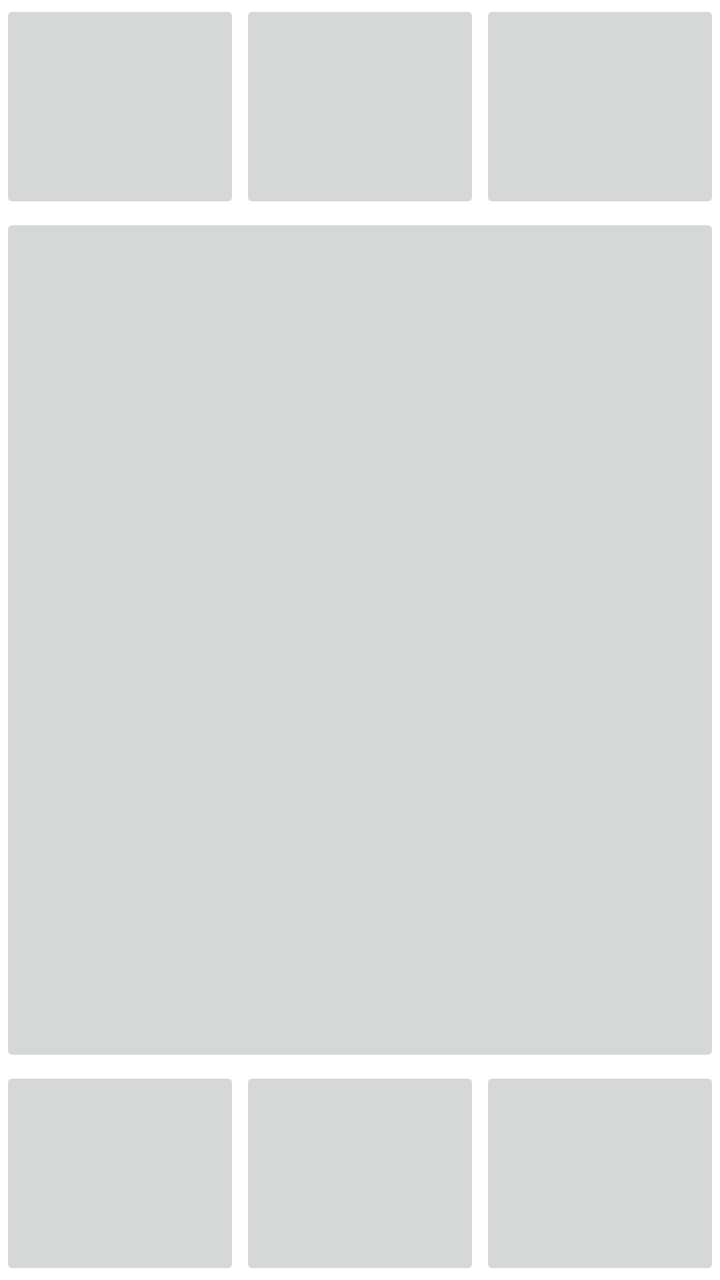
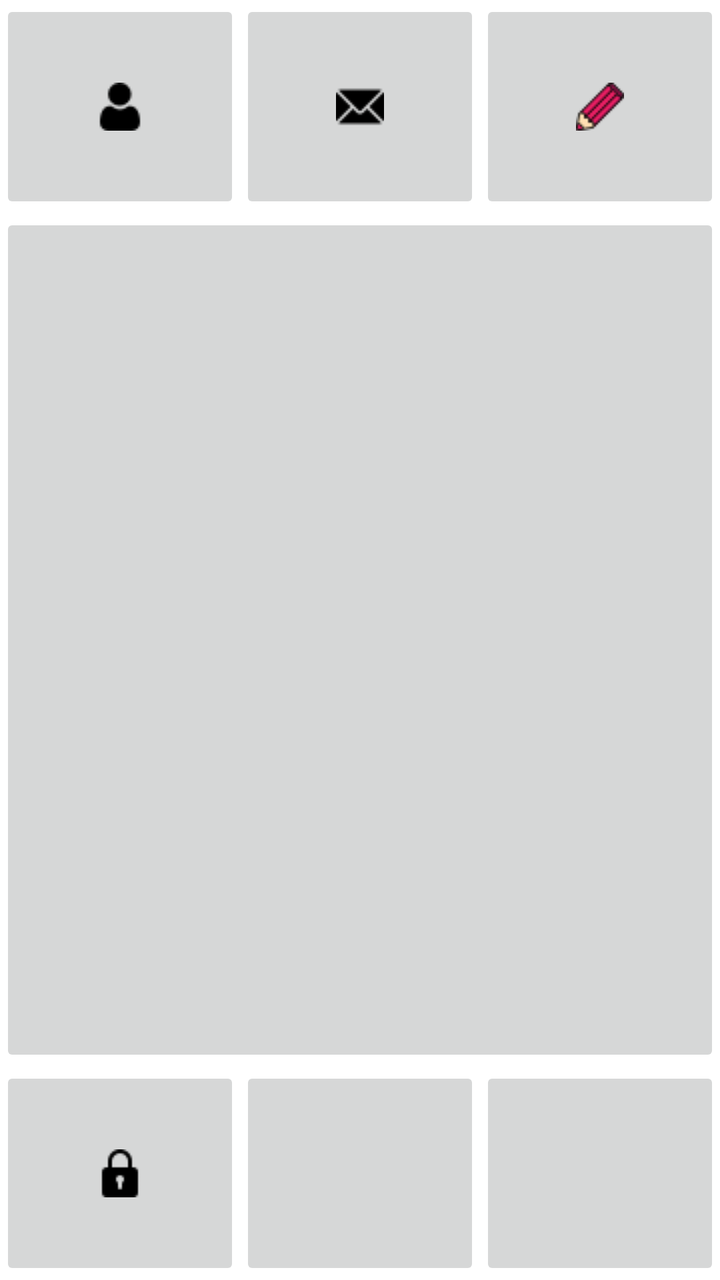

The first picture is an Android layout as it rendered before a commit; the second is the same layout after the commit. The layout source and the unified diff follow.
<!-- AndroidManifest.xml: application theme Theme.HMT_26_Android -->
<!-- res/layout/activity_linear_layout_demo.xml -->
<?xml version="1.0" encoding="utf-8"?>
<RelativeLayout xmlns:android="http://schemas.android.com/apk/res/android"
    xmlns:app="http://schemas.android.com/apk/res-auto"
    xmlns:tools="http://schemas.android.com/tools"
    android:id="@+id/main"
    android:layout_width="match_parent"
    android:layout_height="match_parent"
    tools:context=".LinearLayoutDemoActivity">



    <LinearLayout
        android:layout_width="match_parent"
        android:layout_height="match_parent"
        android:orientation="vertical"
        >


            <LinearLayout
                android:layout_width="match_parent"
                android:layout_height="0dp"
                android:layout_weight="1"
                android:orientation="horizontal"
                >
                    <ImageButton
                        android:layout_width="0dp"
                        android:layout_height="match_parent"
                        android:layout_weight="1"
                        />

                <ImageButton
                    android:layout_width="0dp"
                    android:layout_height="match_parent"
                    android:layout_weight="1"

                    />

                <ImageButton
                    android:layout_width="0dp"
                    android:layout_height="match_parent"
                    android:layout_weight="1"

                    />

            </LinearLayout>




        <ImageButton
            android:layout_width="match_parent"
            android:layout_height="0dp"
            android:layout_weight="4"

            />


        <LinearLayout
            android:layout_width="match_parent"
            android:layout_height="0dp"
            android:layout_weight="1"
            android:orientation="horizontal"
            >
            <ImageButton
                android:layout_width="0dp"
                android:layout_height="match_parent"
                android:layout_weight="1"
                />

            <ImageButton
                android:layout_width="0dp"
                android:layout_height="match_parent"
                android:layout_weight="1"
                />

            <ImageButton
                android:layout_width="0dp"
                android:layout_height="match_parent"
                android:layout_weight="1"
                />

        </LinearLayout>



    </LinearLayout>








</RelativeLayout>
<!-- resources referenced by this layout -->
<resources>
  <style name="Theme.HMT_26_Android" parent="Theme.MaterialComponents.DayNight.NoActionBar">
          
          <item name="colorPrimary">@color/purple_500</item>
          <item name="colorPrimaryVariant">@color/purple_700</item>
          <item name="colorOnPrimary">@color/white</item>
          
          <item name="colorSecondary">@color/teal_200</item>
          <item name="colorSecondaryVariant">@color/teal_700</item>
          <item name="colorOnSecondary">@color/black</item>
          
          <item name="android:statusBarColor">?attr/colorPrimaryVariant</item>
          
      </style>
  <color name="purple_500">#FF6200EE</color>
  <color name="purple_700">#FF3700B3</color>
  <color name="white">#FFFFFFFF</color>
  <color name="teal_200">#FF03DAC5</color>
  <color name="teal_700">#FF018786</color>
  <color name="black">#FF000000</color>
</resources>

<!-- the commit's change to res/layout/activity_linear_layout_demo.xml (unified diff, before → after) -->
@@ -26,12 +26,14 @@
                         android:layout_width="0dp"
                         android:layout_height="match_parent"
                         android:layout_weight="1"
+                        android:src="@drawable/user"
                         />
 
                 <ImageButton
                     android:layout_width="0dp"
                     android:layout_height="match_parent"
                     android:layout_weight="1"
+                    android:src="@drawable/email"
 
                     />
 
@@ -39,6 +41,7 @@
                     android:layout_width="0dp"
                     android:layout_height="match_parent"
                     android:layout_weight="1"
+                    android:src="@drawable/pencil"
 
                     />
 
@@ -51,7 +54,6 @@
             android:layout_width="match_parent"
             android:layout_height="0dp"
             android:layout_weight="4"
-
             />
 
 
@@ -61,10 +63,12 @@
             android:layout_weight="1"
             android:orientation="horizontal"
             >
+
             <ImageButton
                 android:layout_width="0dp"
                 android:layout_height="match_parent"
                 android:layout_weight="1"
+                android:src="@drawable/password"
                 />
 
             <ImageButton
<!-- resource entries referenced after the edit -->
@@ -1,5 +1,9 @@
 <!-- resources referenced by this layout -->
 <resources>
+  <!-- drawable email: png bitmap (drawable, 397 bytes) -->
+  <!-- drawable password: png bitmap (drawable, 397 bytes) -->
+  <!-- drawable pencil: png bitmap (drawable, 894 bytes) -->
+  <!-- drawable user: png bitmap (drawable, 497 bytes) -->
   <style name="Theme.HMT_26_Android" parent="Theme.MaterialComponents.DayNight.NoActionBar">
           
           <item name="colorPrimary">@color/purple_500</item>
